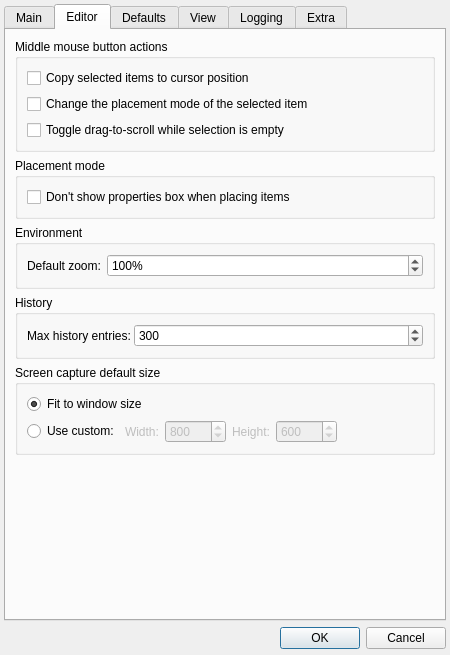
SpencerEverly/Moondust-Project, file Editor/main_window/tools/app_settings.ui: the form before one commit.
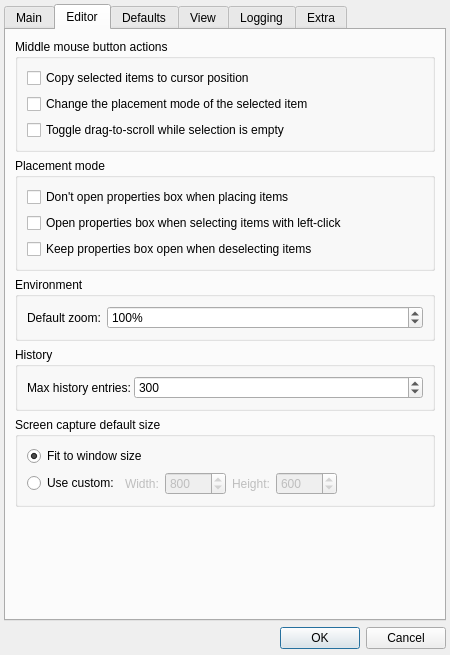
The form after the commit. The open tabs and pages were chosen to show the change. Icons and pictures are not drawn.

Commit message: added config options to leave the item properties box open after deselecting items, and to open it automatically on left-click

```diff
--- a/Editor/main_window/tools/app_settings.ui
+++ b/Editor/main_window/tools/app_settings.ui
@@ -412,15 +412,37 @@
          <property name="title">
           <string>Placement mode</string>
          </property>
-         <layout class="QGridLayout" name="gridLayout_13">
-          <item row="0" column="0">
+         <layout class="QVBoxLayout" name="verticalLayout_4">
+          <item>
            <widget class="QCheckBox" name="Editor_placing_dontShowPropsBox">
             <property name="toolTip">
              <string comment="Pop-up hint">Properties box will not be shown atomatically when you select an item to place,
 like when choosing an item from the item toolbox or from the tileset item box.</string>
             </property>
             <property name="text">
-             <string>Don't show properties box when placing items</string>
+             <string>Don't open properties box when placing items</string>
+            </property>
+           </widget>
+          </item>
+          <item>
+           <widget class="QCheckBox" name="Editor_placing_openPropBoxAuto">
+            <property name="toolTip">
+             <string comment="Pop-up hint">Properties box will not be shown atomatically when you select an item to place,
+like when choosing an item from the item toolbox or from the tileset item box.</string>
+            </property>
+            <property name="text">
+             <string>Open properties box when selecting items with left-click</string>
+            </property>
+           </widget>
+          </item>
+          <item>
+           <widget class="QCheckBox" name="Editor_placing_neverHidePropertiesBox">
+            <property name="toolTip">
+             <string comment="Pop-up hint">Properties box will not be shown atomatically when you select an item to place,
+like when choosing an item from the item toolbox or from the tileset item box.</string>
+            </property>
+            <property name="text">
+             <string>Keep properties box open when deselecting items</string>
             </property>
            </widget>
           </item>
```
The commit also changes 8 other files.
